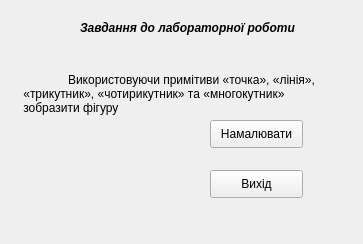
Old version of the form Lab_1/KG_ta_OZ_Lab_1/mainwindow.ui in the repository AndrKirienko/KG_ta_OZ.
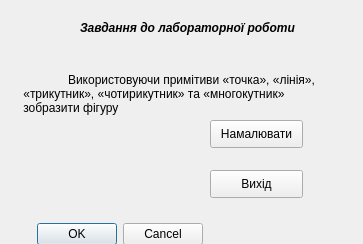
New version of the form.

Patch:
```diff
--- a/Lab_1/KG_ta_OZ_Lab_1/mainwindow.ui
+++ b/Lab_1/KG_ta_OZ_Lab_1/mainwindow.ui
@@ -76,6 +76,19 @@
 </string>
     </property>
    </widget>
+   <widget class="QDialogButtonBox" name="buttonBox">
+    <property name="geometry">
+     <rect>
+      <x>10</x>
+      <y>220</y>
+      <width>193</width>
+      <height>28</height>
+     </rect>
+    </property>
+    <property name="standardButtons">
+     <set>QDialogButtonBox::Cancel|QDialogButtonBox::Ok</set>
+    </property>
+   </widget>
   </widget>
  </widget>
  <layoutdefault spacing="6" margin="11"/>
```
